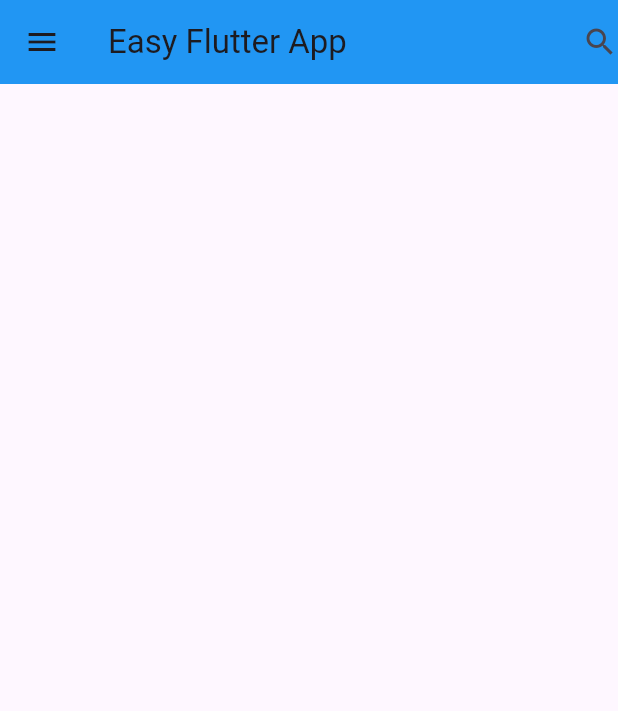
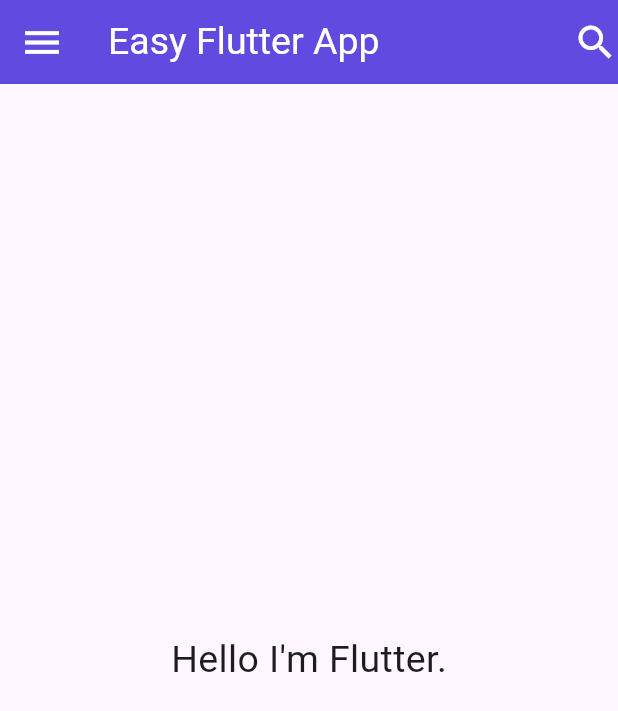
Before and after one commit to tharinduk001/my_first_flutter_app, a Flutter app: the screen it shows after launch, on a phone screen of 412 x 824 dp. Shown: the top 711 px of the screen. Run offline on Flutter 3.47's test engine with Material 3 defaults, Android fonts, the phone set to English and light mode, and no system bars.

Commit message:
project finished

```diff
--- a/lib/main.dart
+++ b/lib/main.dart
@@ -1,7 +1,7 @@
 import 'package:flutter/material.dart';
 
 void main() {
-  runApp(MyApp());
+  runApp(const MyApp());
 }
 
 class MyApp extends StatelessWidget {
@@ -10,13 +10,24 @@ class MyApp extends StatelessWidget {
   @override
   Widget build(BuildContext context) {
     return MaterialApp(
+      debugShowCheckedModeBanner: false,
         home: Scaffold(
       appBar: AppBar(
-        title: Text("Easy Flutter App"),
-        backgroundColor: Colors.blue,
-        leading: Icon(Icons.menu),
-        actions: [Icon(Icons.search)],
+        title: const Text(
+          "Easy Flutter App",
+          style: TextStyle(color: Colors.white, fontSize: 25, fontWeight: FontWeight.w400),
+        ),
+        backgroundColor:const  Color.fromARGB(255, 96, 74, 224),
+        leading: const Icon(Icons.menu, size: 30, color: Colors.white),
+        actions: const [
+          Icon(
+            Icons.search,
+            size: 30,
+            color: Colors.white,
+          )
+        ],
       ),
+      body:const  Center(child: Text("Hello I'm Flutter.",style: TextStyle(fontSize: 25),)),
     ));
   }
 }
```
